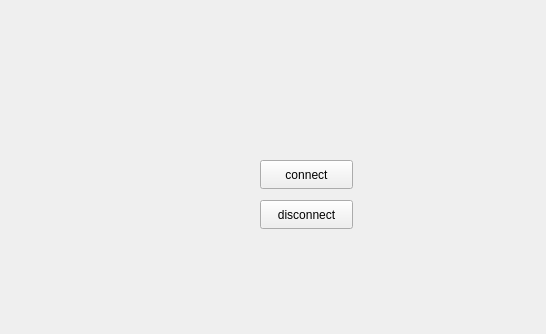
Before: the Qt Designer form Wifibot/mainwindow.ui in AnisMouniym/Wifibot, drawn with Qt 5; both pictures show x 0 to 546 and y 0 to 334 of the 800 by 600 pixel window.
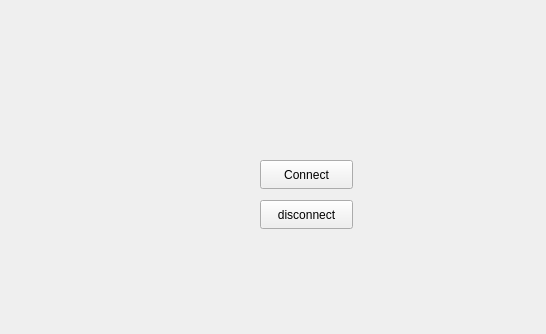
After: the same form once the commit is applied.

Commit message: set single connect/disconnect button

Patch:
```diff
--- a/Wifibot/mainwindow.ui
+++ b/Wifibot/mainwindow.ui
@@ -24,7 +24,7 @@
      </rect>
     </property>
     <property name="text">
-     <string>connect</string>
+     <string>Connect</string>
     </property>
    </widget>
    <widget class="QPushButton" name="Disconnect">
```
The commit also changes 5 other files.
